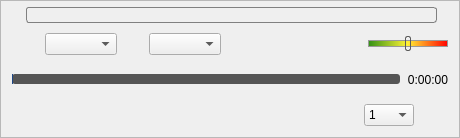
Old version of the form vlc-record/forms/qoverlayedcontrol.ui in the repository code-google-com/vlc-record.
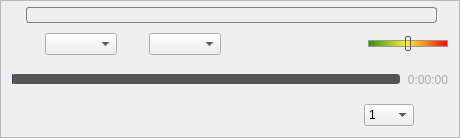
New version of the form. Icons and pictures are not drawn. Custom widgets are drawn as their Qt base class.

Commit message: - make sure that time label has correct color

The edit to the form file:
```diff
--- a/vlc-record/forms/qoverlayedcontrol.ui
+++ b/vlc-record/forms/qoverlayedcontrol.ui
@@ -464,7 +464,7 @@
            <bool>true</bool>
           </property>
           <property name="styleSheet">
-           <string notr="true">QLabel#labPos_2 {
+           <string notr="true">QLabel#labTime {
 color: #aaa;
 }</string>
           </property>
```
